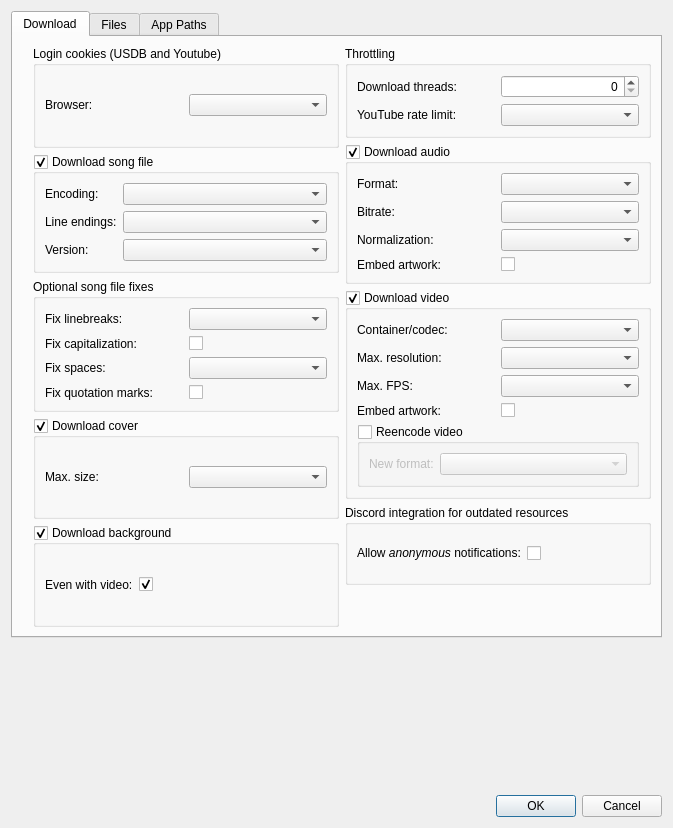
First picture: the form in src/usdb_syncer/gui/forms/SettingsDialog.ui, repository bohning/usdb_syncer, before the edit.
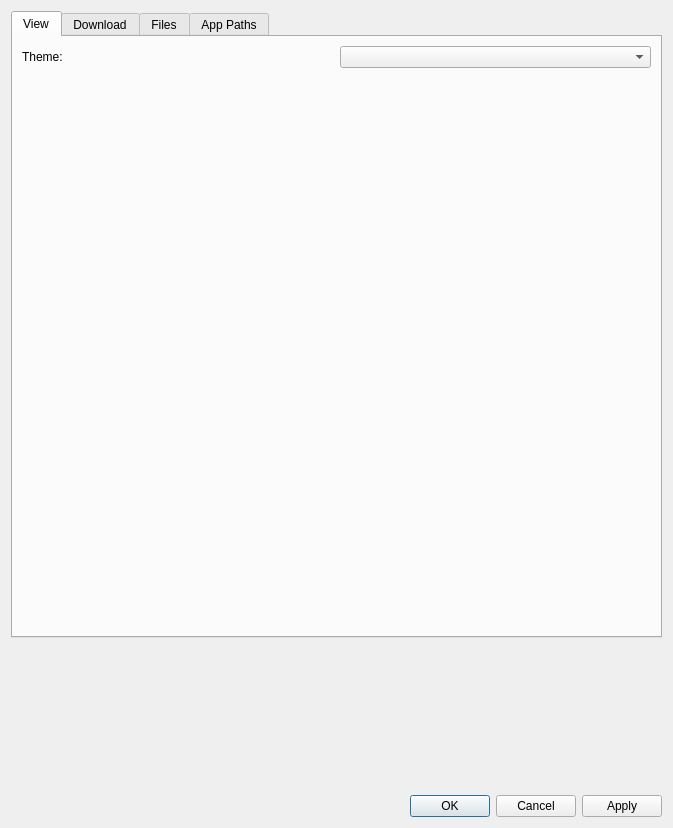
Second picture: the form after the edit. Icons and pictures are not drawn.

Commit message: Add dark theme

What changed in the file:
```diff
--- a/src/usdb_syncer/gui/forms/SettingsDialog.ui
+++ b/src/usdb_syncer/gui/forms/SettingsDialog.ui
@@ -20,7 +20,7 @@
       <enum>Qt::Orientation::Horizontal</enum>
      </property>
      <property name="standardButtons">
-      <set>QDialogButtonBox::StandardButton::Cancel|QDialogButtonBox::StandardButton::Ok</set>
+      <set>QDialogButtonBox::StandardButton::Apply|QDialogButtonBox::StandardButton::Cancel|QDialogButtonBox::StandardButton::Ok</set>
      </property>
     </widget>
    </item>
@@ -29,6 +29,40 @@
      <property name="currentIndex">
       <number>0</number>
      </property>
+     <widget class="QWidget" name="tab">
+      <attribute name="title">
+       <string>View</string>
+      </attribute>
+      <layout class="QVBoxLayout" name="verticalLayout_6">
+       <item>
+        <layout class="QHBoxLayout" name="horizontalLayout_11">
+         <item>
+          <widget class="QLabel" name="label_theme">
+           <property name="text">
+            <string>Theme:</string>
+           </property>
+          </widget>
+         </item>
+         <item>
+          <widget class="QComboBox" name="comboBox_theme"/>
+         </item>
+        </layout>
+       </item>
+       <item>
+        <spacer name="verticalSpacer_4">
+         <property name="orientation">
+          <enum>Qt::Orientation::Vertical</enum>
+         </property>
+         <property name="sizeHint" stdset="0">
+          <size>
+           <width>20</width>
+           <height>40</height>
+          </size>
+         </property>
+        </spacer>
+       </item>
+      </layout>
+     </widget>
      <widget class="QWidget" name="tabDownload">
       <attribute name="title">
        <string>Download</string>
```
The commit also changes 19 other files.
